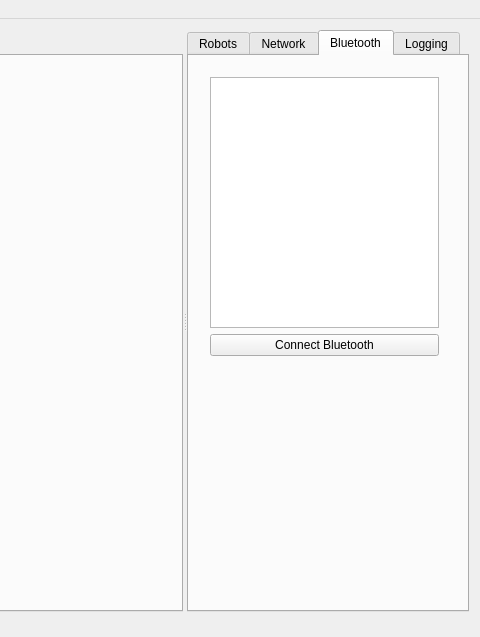
This is mainwindow.ui in yorkrobotlab/ardebug as Qt 5 draws it before an edit; both pictures show x 578 to 1058 and y 0 to 637 of the 1058 by 913 pixel window. The edited form follows.
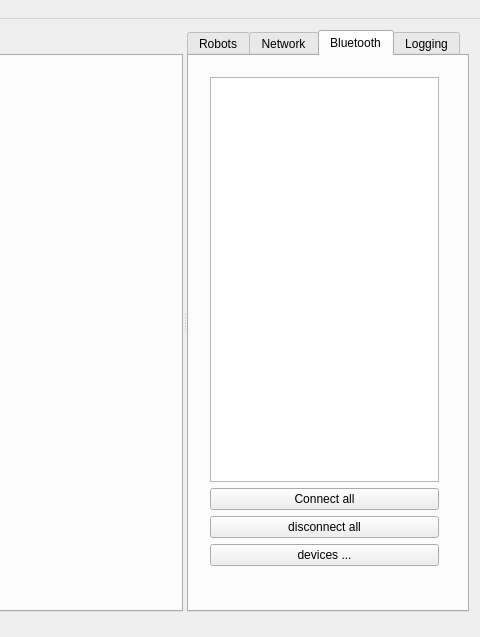
This is the edited form.

Commit message: introduced new bluetooth classes as prototypes, modified ui for bluetooth handling added config file for bluetooth

What changed in the file:
```diff
--- a/mainwindow.ui
+++ b/mainwindow.ui
@@ -347,20 +347,31 @@
             <x>10</x>
             <y>10</y>
             <width>251</width>
-            <height>301</height>
+            <height>511</height>
            </rect>
           </property>
           <layout class="QVBoxLayout" name="verticalLayout_9">
-           <property name="sizeConstraint">
-            <enum>QLayout::SetDefaultConstraint</enum>
-           </property>
            <item>
             <widget class="QListView" name="listView"/>
            </item>
            <item>
             <widget class="QPushButton" name="bluetoothListenButton">
              <property name="text">
-              <string>Connect Bluetooth</string>
+              <string>Connect all</string>
+             </property>
+            </widget>
+           </item>
+           <item>
+            <widget class="QPushButton" name="pushButton">
+             <property name="text">
+              <string>disconnect all</string>
+             </property>
+            </widget>
+           </item>
+           <item>
+            <widget class="QPushButton" name="pushButton_2">
+             <property name="text">
+              <string>devices ...</string>
              </property>
             </widget>
            </item>
```
The commit also changes 10 other files.
